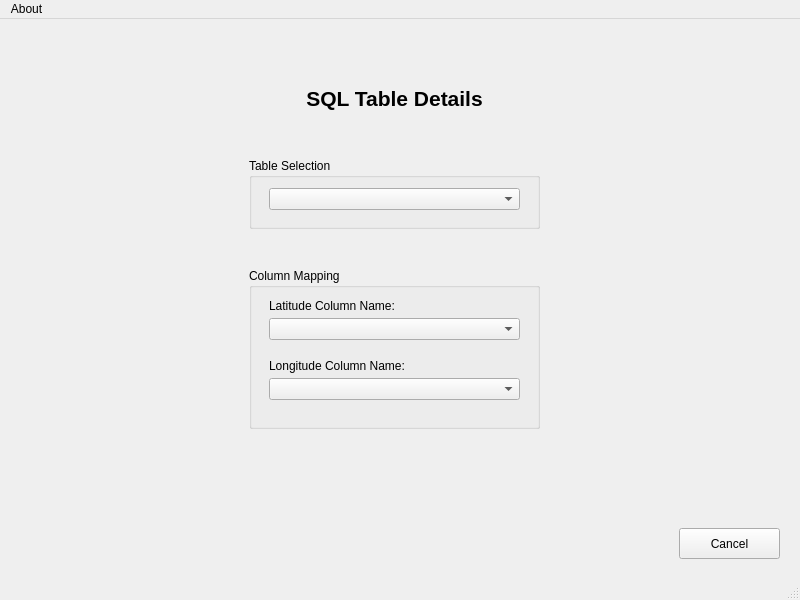
Above: closest_neighbor.ui from MJTFreeTime/Closest-Neighbor before the change. Below: the same form after it.
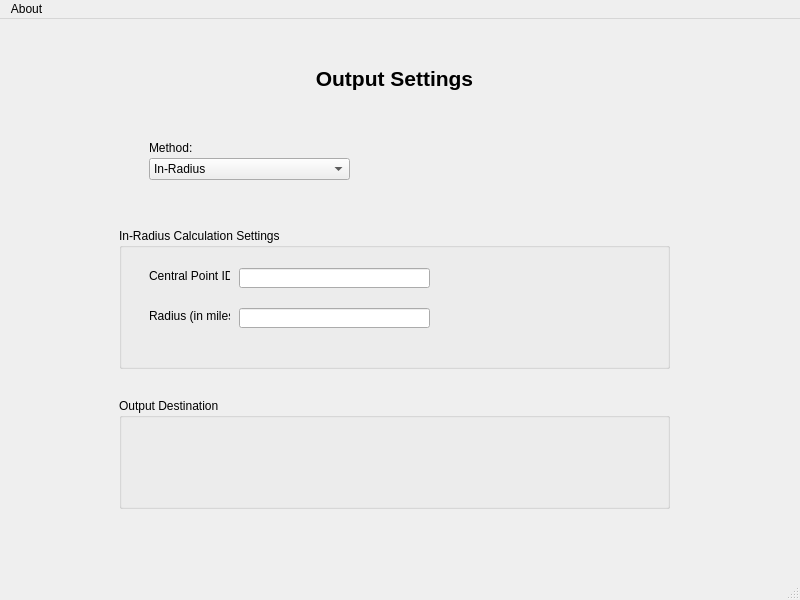
That is the form after the change.

Commit message: fixes and new calculations page (not yet scripted)

The edit to the form file:
```diff
--- a/closest_neighbor.ui
+++ b/closest_neighbor.ui
@@ -33,7 +33,7 @@
      </rect>
     </property>
     <property name="currentIndex">
-     <number>2</number>
+     <number>3</number>
     </property>
     <widget class="QWidget" name="connection_page">
      <property name="mouseTracking">
@@ -410,7 +410,7 @@
      <widget class="QPushButton" name="table_cancel_button">
       <property name="geometry">
        <rect>
-        <x>680</x>
+        <x>560</x>
         <y>510</y>
         <width>101</width>
         <height>31</height>
@@ -440,7 +440,7 @@
        </font>
       </property>
       <property name="text">
-       <string>SQL Table Details</string>
+       <string>SQL Table Mapping</string>
       </property>
       <property name="alignment">
        <set>Qt::AlignCenter</set>
@@ -475,7 +475,7 @@
         <x>250</x>
         <y>250</y>
         <width>291</width>
-        <height>161</height>
+        <height>211</height>
        </rect>
       </property>
       <property name="title">
@@ -485,7 +485,7 @@
        <property name="geometry">
         <rect>
          <x>20</x>
-         <y>50</y>
+         <y>100</y>
          <width>251</width>
          <height>22</height>
         </rect>
@@ -495,7 +495,7 @@
        <property name="geometry">
         <rect>
          <x>20</x>
-         <y>30</y>
+         <y>80</y>
          <width>211</width>
          <height>16</height>
         </rect>
@@ -508,7 +508,7 @@
        <property name="geometry">
         <rect>
          <x>20</x>
-         <y>110</y>
+         <y>160</y>
          <width>251</width>
          <height>22</height>
         </rect>
@@ -518,7 +518,7 @@
        <property name="geometry">
         <rect>
          <x>20</x>
-         <y>90</y>
+         <y>140</y>
          <width>211</width>
          <height>16</height>
         </rect>
@@ -527,6 +527,251 @@
         <string>Longitude Column Name:</string>
        </property>
       </widget>
+      <widget class="QComboBox" name="uid_column_box">
+       <property name="geometry">
+        <rect>
+         <x>20</x>
+         <y>50</y>
+         <width>251</width>
+         <height>22</height>
+        </rect>
+       </property>
+      </widget>
+      <widget class="QLabel" name="label_4">
+       <property name="geometry">
+        <rect>
+         <x>20</x>
+         <y>30</y>
+         <width>211</width>
+         <height>16</height>
+        </rect>
+       </property>
+       <property name="text">
+        <string>UID Column Name:</string>
+       </property>
+      </widget>
+     </widget>
+     <widget class="QPushButton" name="table_ok_button">
+      <property name="geometry">
+       <rect>
+        <x>680</x>
+        <y>510</y>
+        <width>101</width>
+        <height>31</height>
+       </rect>
+      </property>
+      <property name="mouseTracking">
+       <bool>true</bool>
+      </property>
+      <property name="text">
+       <string>OK</string>
+      </property>
+     </widget>
+    </widget>
+    <widget class="QWidget" name="calculation_page">
+     <widget class="QStackedWidget" name="stackedWidget">
+      <property name="geometry">
+       <rect>
+        <x>100</x>
+        <y>170</y>
+        <width>591</width>
+        <height>191</height>
+       </rect>
+      </property>
+      <property name="currentIndex">
+       <number>0</number>
+      </property>
+      <widget class="QWidget" name="in_radius_page">
+       <widget class="QGroupBox" name="in_radius_settings">
+        <property name="geometry">
+         <rect>
+          <x>20</x>
+          <y>40</y>
+          <width>551</width>
+          <height>141</height>
+         </rect>
+        </property>
+        <property name="title">
+         <string>In-Radius Calculation Settings</string>
+        </property>
+        <widget class="QLineEdit" name="lineEdit_3">
+         <property name="geometry">
+          <rect>
+           <x>120</x>
+           <y>40</y>
+           <width>191</width>
+           <height>20</height>
+          </rect>
+         </property>
+        </widget>
+        <widget class="QLabel" name="label_7">
+         <property name="geometry">
+          <rect>
+           <x>30</x>
+           <y>40</y>
+           <width>81</width>
+           <height>16</height>
+          </rect>
+         </property>
+         <property name="text">
+          <string>Central Point ID:</string>
+         </property>
+        </widget>
+        <widget class="QLineEdit" name="lineEdit_4">
+         <property name="geometry">
+          <rect>
+           <x>120</x>
+           <y>80</y>
+           <width>191</width>
+           <height>20</height>
+          </rect>
+         </property>
+        </widget>
+        <widget class="QLabel" name="label_8">
+         <property name="geometry">
+          <rect>
+           <x>30</x>
+           <y>80</y>
+           <width>81</width>
+           <height>16</height>
+          </rect>
+         </property>
+         <property name="text">
+          <string>Radius (in miles):</string>
+         </property>
+        </widget>
+       </widget>
+      </widget>
+      <widget class="QWidget" name="closest_neighbor_page">
+       <widget class="QGroupBox" name="closest_neighbor_settings">
+        <property name="geometry">
+         <rect>
+          <x>20</x>
+          <y>40</y>
+          <width>551</width>
+          <height>141</height>
+         </rect>
+        </property>
+        <property name="title">
+         <string>Closest-Neighbor Calculation Settings</string>
+        </property>
+        <widget class="QLineEdit" name="lineEdit">
+         <property name="geometry">
+          <rect>
+           <x>120</x>
+           <y>40</y>
+           <width>191</width>
+           <height>20</height>
+          </rect>
+         </property>
+        </widget>
+        <widget class="QLabel" name="label">
+         <property name="geometry">
+          <rect>
+           <x>30</x>
+           <y>40</y>
+           <width>81</width>
+           <height>16</height>
+          </rect>
+         </property>
+         <property name="text">
+          <string>Central Point ID:</string>
+         </property>
+        </widget>
+        <widget class="QLabel" name="label_5">
+         <property name="geometry">
+          <rect>
+           <x>30</x>
+           <y>80</y>
+           <width>91</width>
+           <height>16</height>
+          </rect>
+         </property>
+         <property name="text">
+          <string>No. of Neighbors:</string>
+         </property>
+        </widget>
+        <widget class="QLineEdit" name="lineEdit_2">
+         <property name="geometry">
+          <rect>
+           <x>120</x>
+           <y>80</y>
+           <width>191</width>
+           <height>20</height>
+          </rect>
+         </property>
+        </widget>
+       </widget>
+      </widget>
+     </widget>
+     <widget class="QLabel" name="sql_table_label_2">
+      <property name="geometry">
+       <rect>
+        <x>290</x>
+        <y>40</y>
+        <width>211</width>
+        <height>41</height>
+       </rect>
+      </property>
+      <property name="font">
+       <font>
+        <pointsize>16</pointsize>
+        <weight>75</weight>
+        <bold>true</bold>
+       </font>
+      </property>
+      <property name="text">
+       <string>Output Settings</string>
+      </property>
+      <property name="alignment">
+       <set>Qt::AlignCenter</set>
+      </property>
+     </widget>
+     <widget class="QGroupBox" name="groupBox_2">
+      <property name="geometry">
+       <rect>
+        <x>120</x>
+        <y>380</y>
+        <width>551</width>
+        <height>111</height>
+       </rect>
+      </property>
+      <property name="title">
+       <string>Output Destination</string>
+      </property>
+     </widget>
+     <widget class="QLabel" name="label_6">
+      <property name="geometry">
+       <rect>
+        <x>150</x>
+        <y>120</y>
+        <width>47</width>
+        <height>20</height>
+       </rect>
+      </property>
+      <property name="text">
+       <string>Method:</string>
+      </property>
+     </widget>
+     <widget class="QComboBox" name="comboBox">
+      <property name="geometry">
+       <rect>
+        <x>150</x>
+        <y>140</y>
+        <width>201</width>
+        <height>22</height>
+       </rect>
+      </property>
+      <item>
+       <property name="text">
+        <string>In-Radius</string>
+       </property>
+      </item>
+      <item>
+       <property name="text">
+        <string>Closest-Neighbor</string>
+       </property>
+      </item>
      </widget>
     </widget>
    </widget>
```
The commit also changes 5 other files.
